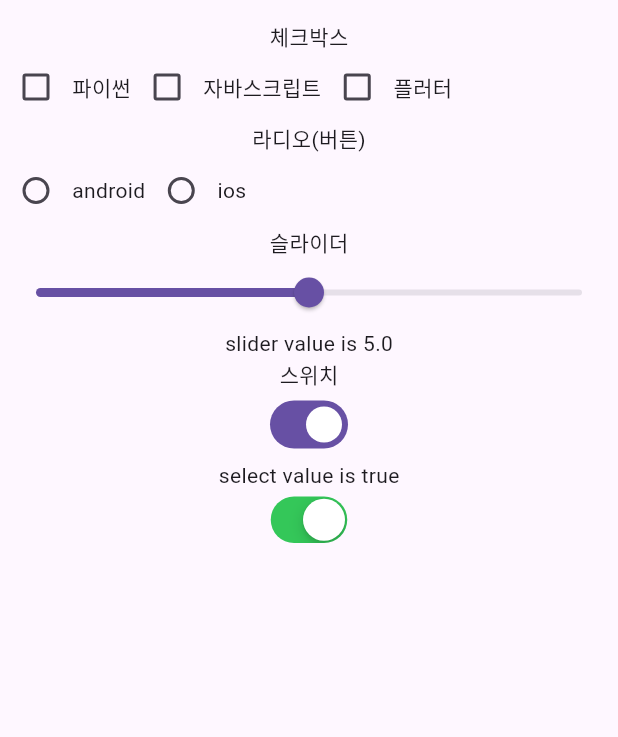
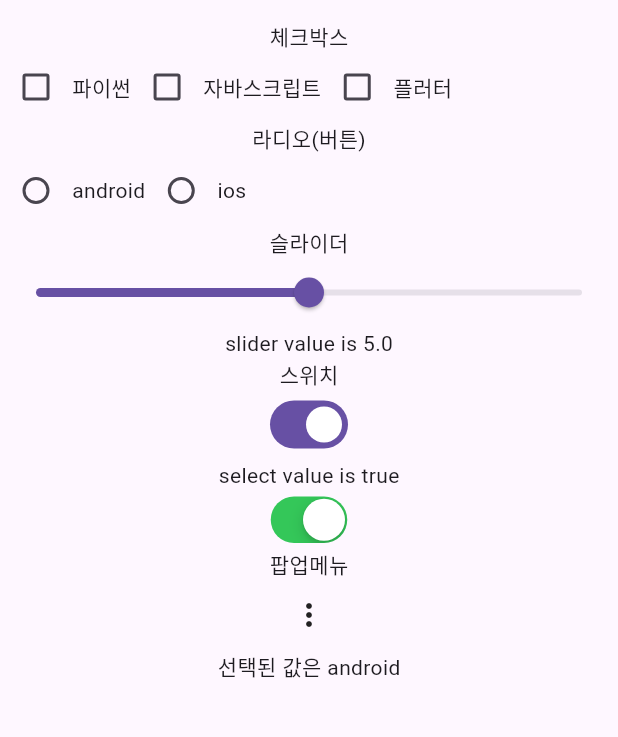
Before and after one commit to shanghanrun/checkbox_radio_slider_switch, a Flutter app: the screen it shows after launch, on a phone screen of 412 x 824 dp, the part 63-800 px from its top. Run offline on Flutter 3.47's test engine with Material 3 defaults, Android fonts, the phone set to English and light mode, and no system bars.

Commit message:
popupmenu

```diff
--- a/lib/home.dart
+++ b/lib/home.dart
@@ -23,7 +23,9 @@ class _HomeState extends State<Home> {
           Text('슬라이더'),
           Sliders(),
           Text('스위치'),
-          Switches()
+          Switches(),
+          Text('팝업메뉴'),
+          PopMenus(),
         ],
       )),
     );
@@ -171,3 +173,35 @@ class _SwitchesState extends State<Switches> {
     );
   }
 }
+
+class PopMenus extends StatefulWidget {
+  const PopMenus({super.key});
+
+  @override
+  State<PopMenus> createState() => _PopMenusState();
+}
+
+class _PopMenusState extends State<PopMenus> {
+  List<String> values = ['android', 'ios'];
+  String selectedValue = 'android';
+  @override
+  Widget build(BuildContext context) {
+    return Column(
+      children: [
+        PopupMenuButton(
+          itemBuilder: (context) {
+            return values
+                .map((value) => PopupMenuItem(value: value, child: Text(value)))
+                .toList(); // map은 iterable이라서 List로 만들어줘야
+          },
+          onSelected: (val) {
+            setState(() {
+              selectedValue = val;
+            });
+          },
+        ),
+        Text('선택된 값은 $selectedValue'),
+      ],
+    );
+  }
+}
```
